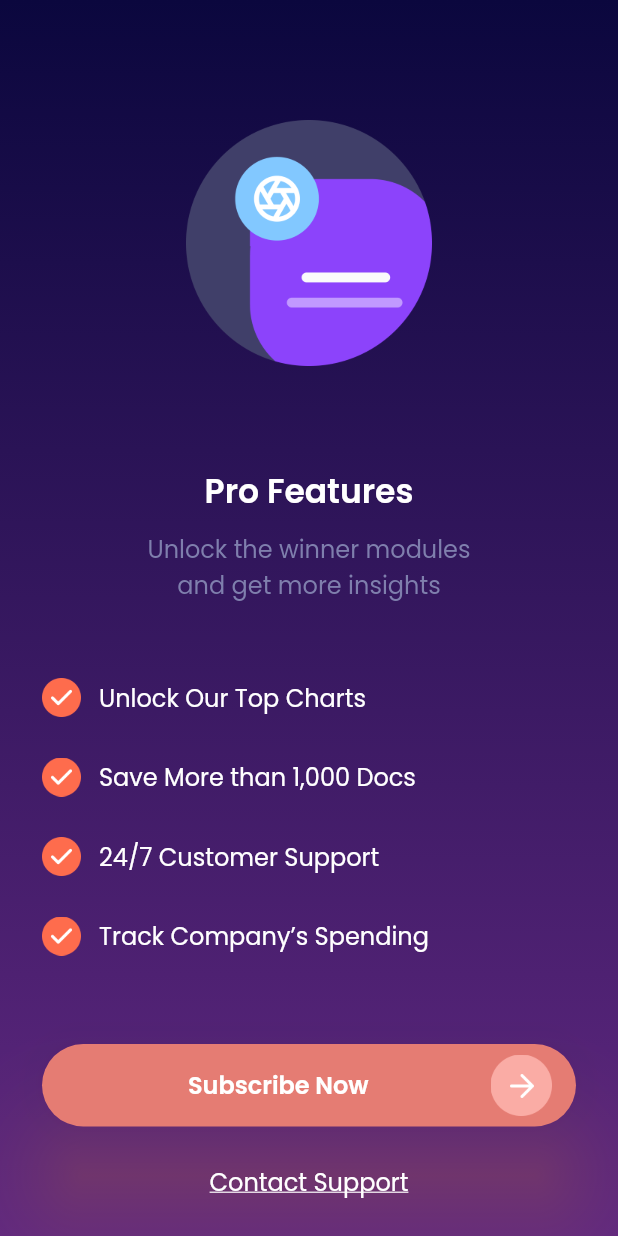
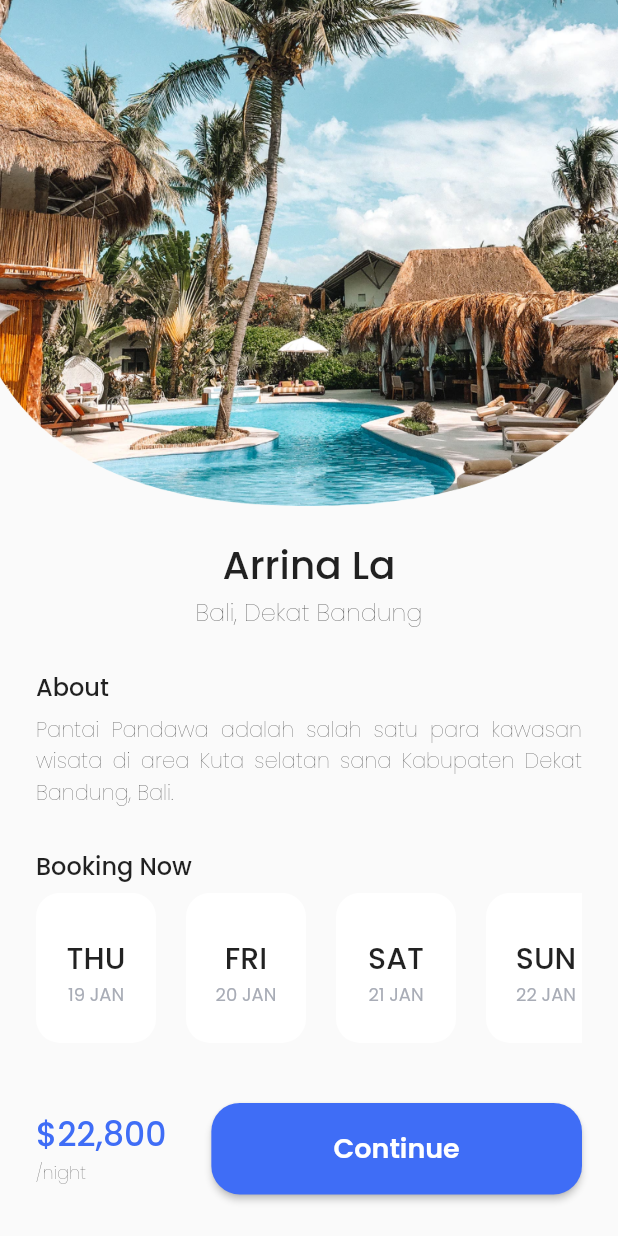
Before and after one commit to Haidar-JPR/sevendays, a Flutter app: the screen it shows after launch, on a phone screen of 412 x 824 dp. Run offline on Flutter 3.47's test engine with Material 2 defaults, Android fonts, the phone set to English and light mode, and no system bars; our stand-ins replace google_fonts.

Commit message:
day 7 done

```diff
--- a/lib/main.dart
+++ b/lib/main.dart
@@ -12,6 +12,8 @@ import 'src/features/rating/screens/rating.dart';
 import 'src/features/rating/screens/rating2.dart';
 import 'src/features/pricing/screens/pricing.dart';
 import 'src/features/pricing/screens/pricing2.dart';
+import 'src/features/random/screens/random.dart';
+import 'src/features/random/screens/random2.dart';
 
 void main() {
   runApp(MyApp());
@@ -22,7 +24,7 @@ class MyApp extends StatelessWidget {
   Widget build(BuildContext context) {
     return MaterialApp(
       debugShowCheckedModeBanner: false,
-      home: Pricing2(),
+      home: RandomS2(),
     );
   }
 }
--- /dev/null
+++ b/lib/src/features/random/screens/random2.dart
@@ -0,0 +1,231 @@
+import 'package:flutter/material.dart';
+import 'package:google_fonts/google_fonts.dart';
+import 'package:sevendays/main.dart';
+
+class RandomS2 extends StatefulWidget {
+  @override
+  State<RandomS2> createState() => _RandomS2State();
+}
+
+class _RandomS2State extends State<RandomS2> {
+  int selectedIndex = -1;
+
+  Widget bookingPlan({
+    int? index,
+    String? day,
+    String? date,
+  }) {
+    return GestureDetector(
+      onTap: () {
+        setState(() {
+          selectedIndex = index!;
+        });
+      },
+      child: Stack(
+        children: [
+          Container(
+            width: 80,
+            height: 100,
+            margin: const EdgeInsets.only(right: 20),
+            decoration: BoxDecoration(
+              color: const Color(0XFFFFFFFF),
+              borderRadius: BorderRadius.circular(16),
+            ),
+            child: Column(
+              mainAxisAlignment: selectedIndex == index
+                  ? MainAxisAlignment.start
+                  : MainAxisAlignment.center,
+              children: [
+                selectedIndex == index
+                    ? Align(
+                        alignment: Alignment.topRight,
+                        child: Container(
+                          width: 27,
+                          height: 25,
+                          decoration: const BoxDecoration(
+                            color: Color(0XFF3F6DF6),
+                            borderRadius: BorderRadius.only(
+                              topRight: Radius.circular(16),
+                              bottomLeft: Radius.circular(10),
+                            ),
+                          ),
+                          child: const Icon(
+                            Icons.check,
+                            color: Colors.white,
+                            size: 16,
+                          ),
+                        ),
+                      )
+                    : const SizedBox(),
+                const SizedBox(height: 6),
+                Text(
+                  day!,
+                  style: GoogleFonts.poppins(
+                    fontSize: 20,
+                    fontWeight: FontWeight.w500,
+                  ),
+                ),
+                Text(
+                  date!,
+                  style: GoogleFonts.poppins(
+                    fontSize: 12,
+                    color: const Color(0XFFA8ACB6),
+                  ),
+                ),
+              ],
+            ),
+          ),
+        ],
+      ),
+    );
+  }
+
+  @override
+  Widget build(BuildContext context) {
+    return Scaffold(
+      body: SingleChildScrollView(
+        child: Column(
+          children: [
+            Image.asset(
+              'assets/images/maldives.png',
+              width: 436,
+              fit: BoxFit.cover,
+            ),
+            const SizedBox(height: 20),
+            Text(
+              'Arrina La',
+              style: GoogleFonts.poppins(
+                fontSize: 26,
+                fontWeight: FontWeight.w500,
+              ),
+            ),
+            Text(
+              'Bali, Dekat Bandung',
+              style: GoogleFonts.poppins(
+                fontSize: 16,
+                fontWeight: FontWeight.w200,
+              ),
+            ),
+            const SizedBox(height: 26),
+            Padding(
+              padding: const EdgeInsets.symmetric(horizontal: 24),
+              child: Column(
+                crossAxisAlignment: CrossAxisAlignment.start,
+                children: [
+                  Text(
+                    'About',
+                    style: GoogleFonts.poppins(
+                      fontSize: 16,
+                      fontWeight: FontWeight.w500,
+                    ),
+                  ),
+                  const SizedBox(height: 6),
+                  Text(
+                    'Pantai Pandawa adalah salah satu para kawasan wisata di area Kuta selatan sana Kabupaten Dekat Bandung, Bali.',
+                    style: GoogleFonts.poppins(
+                      fontWeight: FontWeight.w200,
+                    ),
+                    softWrap: true,
+                    textAlign: TextAlign.justify,
+                  ),
+                  const SizedBox(height: 26),
+                  Text(
+                    'Booking Now',
+                    style: GoogleFonts.poppins(
+                      fontSize: 16,
+                      fontWeight: FontWeight.w500,
+                    ),
+                  ),
+                  const SizedBox(height: 6),
+                  SingleChildScrollView(
+                    scrollDirection: Axis.horizontal,
+                    child: Row(
+                      children: [
+                        bookingPlan(
+                          index: 0,
+                          day: 'THU',
+                          date: '19 JAN',
+                        ),
+                        bookingPlan(
+                          index: 1,
+                          day: 'FRI',
+                          date: '20 JAN',
+                        ),
+                        bookingPlan(
+                          index: 2,
+                          day: 'SAT',
+                          date: '21 JAN',
+                        ),
+                        bookingPlan(
+                          index: 3,
+                          day: 'SUN',
+                          date: '22 JAN',
+                        ),
+                        bookingPlan(
+                          index: 4,
+                          day: 'MON',
+                          date: '23 JAN',
+                        ),
+                        bookingPlan(
+                          index: 5,
+                          day: 'TSU',
+                          date: '24 JAN',
+                        ),
+                      ],
+                    ),
+                  ),
+                  const SizedBox(height: 40),
+                  Row(
+                    children: [
+                      Column(
+                        crossAxisAlignment: CrossAxisAlignment.start,
+                        children: [
+                          Text(
+                            '\$22,800',
+                            style: GoogleFonts.poppins(
+                              fontSize: 22,
+                              fontWeight: FontWeight.w500,
+                              color: const Color(0XFF3F6DF6),
+                            ),
+                          ),
+                          Text(
+                            '/night',
+                            style: GoogleFonts.poppins(
+                              fontSize: 12,
+                              fontWeight: FontWeight.w200,
+                            ),
+                          ),
+                        ],
+                      ),
+                      const SizedBox(width: 30),
+                      Expanded(
+                        child: ElevatedButton(
+                          onPressed: () {},
+                          style: ElevatedButton.styleFrom(
+                            padding: const EdgeInsets.symmetric(vertical: 17),
+                            backgroundColor: const Color(0XFF3F6DF6),
+                            shape: RoundedRectangleBorder(
+                              borderRadius: BorderRadius.circular(19),
+                            ),
+                          ),
+                          child: Text(
+                            'Continue',
+                            style: GoogleFonts.poppins(
+                              fontSize: 18,
+                              fontWeight: FontWeight.w600,
+                            ),
+                          ),
+                        ),
+                      ),
+                    ],
+                  ),
+                  const SizedBox(height: 30),
+                ],
+              ),
+            ),
+          ],
+        ),
+      ),
+    );
+  }
+}
```
Also changed, not shown: lib/src/features/random/screens/random.dart (added, +266 -0 lines), assets/images/add.png (added), assets/images/burger.png (added), assets/images/dec.png (added), assets/images/maldives.png (added), assets/images/mojito.png (added), 1 other file.
